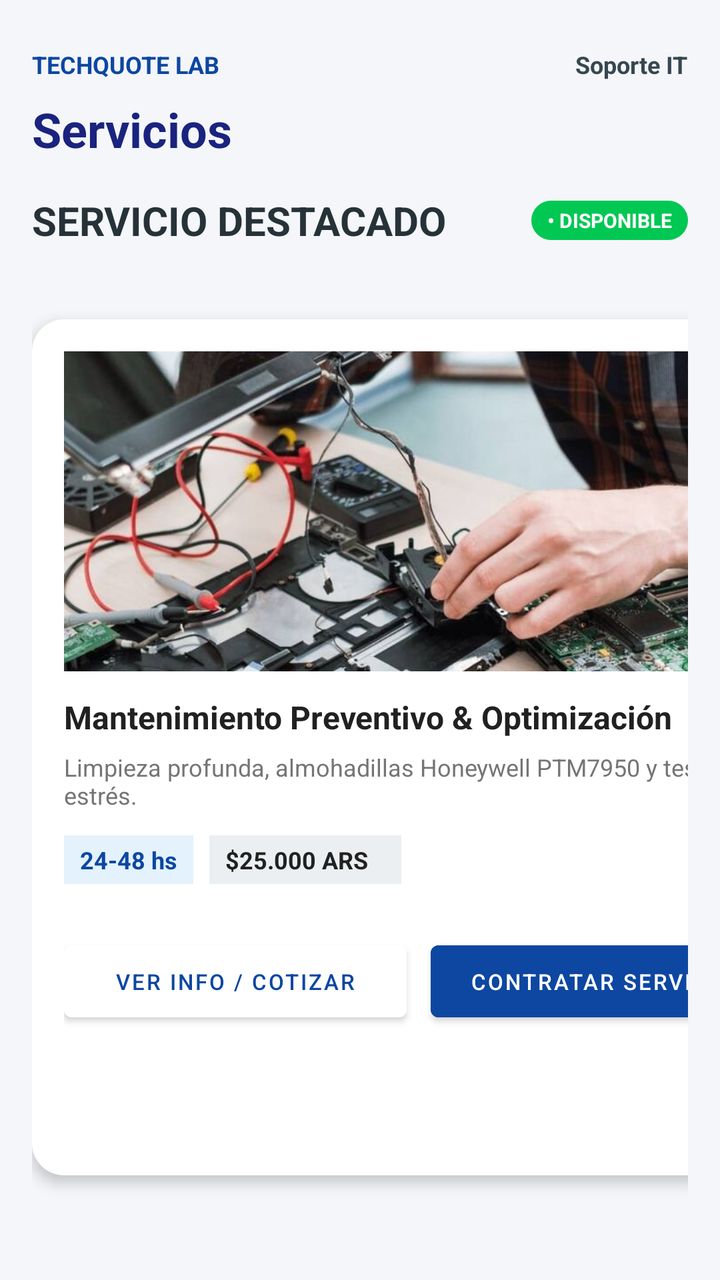
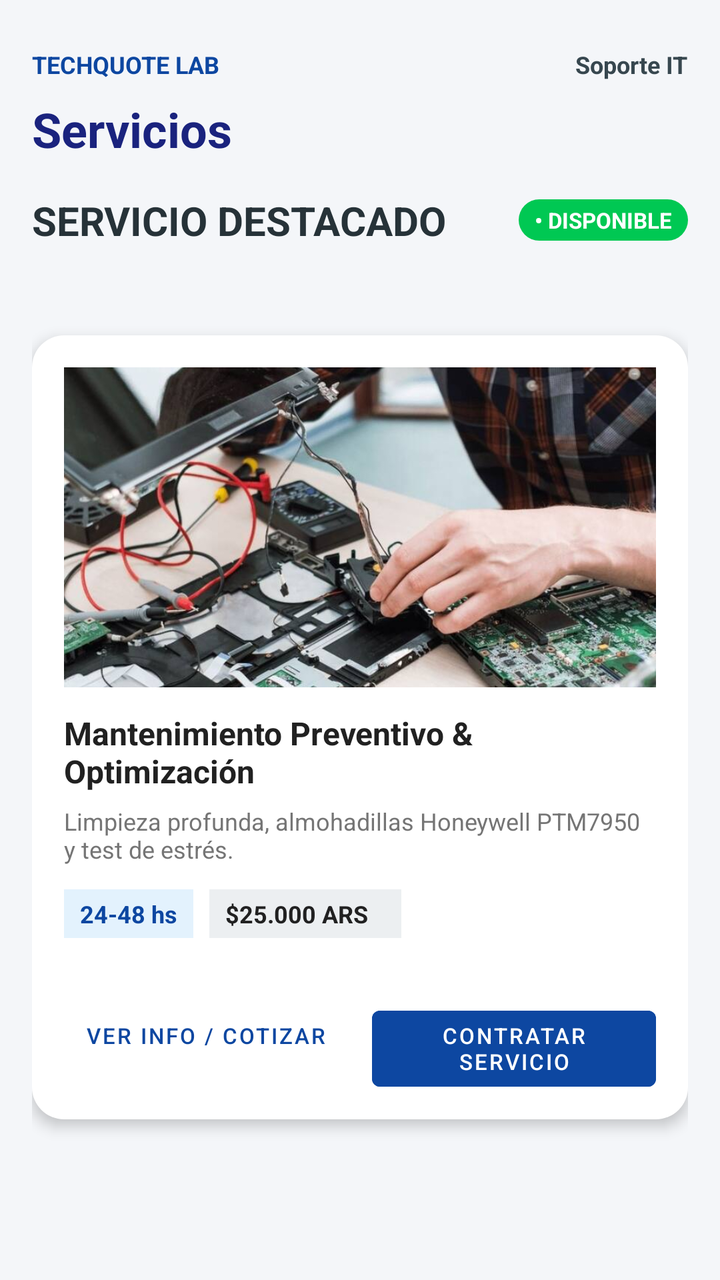

Two renders of the same Android screen: before a commit and after it. Below are the layout's source before the change and the commit's diff.
<!-- AndroidManifest.xml: application theme Theme.TechQuote -->
<!-- res/layout/activity_main.xml -->
<?xml version="1.0" encoding="utf-8"?>
<androidx.constraintlayout.widget.ConstraintLayout
    xmlns:android="http://schemas.android.com/apk/res/android"
    xmlns:app="http://schemas.android.com/apk/res-auto"
    android:id="@+id/mainLayout"
    android:layout_width="match_parent"
    android:layout_height="match_parent"
    android:background="#F4F6F9"
    android:paddingStart="16dp"
    android:paddingEnd="16dp"
    android:paddingTop="24dp">


    <LinearLayout
        android:id="@+id/layoutHeader"
        android:layout_width="match_parent"
        android:layout_height="wrap_content"
        android:orientation="horizontal"
        app:layout_constraintTop_toTopOf="parent"
        app:layout_constraintStart_toStartOf="parent"
        app:layout_constraintEnd_toEndOf="parent">

        <TextView
            android:layout_width="0dp"
            android:layout_height="wrap_content"
            android:layout_weight="1"
            android:text="TECHQUOTE LAB"
            android:textColor="#0D47A1"
            android:textSize="12sp"
            android:textStyle="bold" />

        <TextView
            android:layout_width="wrap_content"
            android:layout_height="wrap_content"
            android:text="Soporte IT"
            android:textColor="#37474F"
            android:textSize="12sp"
            android:textStyle="bold" />
    </LinearLayout>

    <TextView
        android:id="@+id/txtServicios"
        android:layout_width="wrap_content"
        android:layout_height="wrap_content"
        android:text="Servicios"
        android:textColor="#1A237E"
        android:textSize="24sp"
        android:textStyle="bold"
        android:layout_marginTop="8dp"
        app:layout_constraintTop_toBottomOf="@id/layoutHeader"
        app:layout_constraintStart_toStartOf="parent" />

    <LinearLayout
        android:id="@+id/layoutSubHeader"
        android:layout_width="match_parent"
        android:layout_height="wrap_content"
        android:orientation="horizontal"
        android:gravity="center_vertical"
        android:layout_marginTop="16dp"
        app:layout_constraintTop_toBottomOf="@id/txtServicios"
        app:layout_constraintStart_toStartOf="parent"
        app:layout_constraintEnd_toEndOf="parent">

        <TextView
            android:layout_width="271dp"
            android:layout_height="wrap_content"
            android:layout_weight="1"
            android:text="SERVICIO DESTACADO"
            android:textColor="#263238"
            android:textSize="20sp"
            android:textStyle="bold" />

        <TextView
            android:layout_width="wrap_content"
            android:layout_height="wrap_content"
            android:text="• DISPONIBLE"
            android:textColor="#FFFFFF"
            android:textSize="10sp"
            android:textStyle="bold"
            android:background="@drawable/bg_badge_disponible"
            android:paddingStart="8dp"
            android:paddingEnd="8dp"
            android:paddingTop="3dp"
            android:paddingBottom="3dp" />
    </LinearLayout>

    <LinearLayout
        android:id="@+id/layoutServicio"
        android:layout_width="387dp"
        android:layout_height="428dp"
        android:layout_marginTop="36dp"
        android:background="@drawable/bg_card"
        android:elevation="4dp"
        android:orientation="vertical"
        android:padding="16dp"
        app:layout_constraintEnd_toEndOf="parent"
        app:layout_constraintHorizontal_bias="0.0"
        app:layout_constraintStart_toStartOf="parent"
        app:layout_constraintTop_toBottomOf="@id/layoutSubHeader">

        
        <ImageView
            android:id="@+id/imgServicio"
            android:layout_width="match_parent"
            android:layout_height="160dp"
            android:scaleType="centerCrop"
            android:src="@drawable/img_servicio" />

        
        <TextView
            android:id="@+id/txtTitulo"
            android:layout_width="match_parent"
            android:layout_height="wrap_content"
            android:layout_marginTop="12dp"
            android:text="@string/service_title"
            android:textColor="#212121"
            android:textSize="16sp"
            android:textStyle="bold" />

        
        <TextView
            android:id="@+id/txtDesc"
            android:layout_width="match_parent"
            android:layout_height="wrap_content"
            android:layout_marginTop="6dp"
            android:text="@string/service_desc"
            android:textColor="#757575"
            android:textSize="12sp" />

        <LinearLayout
            android:layout_width="match_parent"
            android:layout_height="33dp"
            android:layout_marginTop="12dp"
            android:orientation="horizontal">

            <TextView
                android:layout_width="wrap_content"
                android:layout_height="wrap_content"
                android:background="#E3F2FD"
                android:paddingStart="8dp"
                android:paddingTop="4dp"
                android:paddingEnd="8dp"
                android:paddingBottom="4dp"
                android:text="@string/service_time"
                android:textColor="#0D47A1"
                android:textSize="12sp"
                android:textStyle="bold" />

            <TextView
                android:layout_width="96dp"
                android:layout_height="wrap_content"
                android:layout_marginStart="8dp"
                android:background="#ECEFF1"
                android:paddingStart="8dp"
                android:paddingTop="4dp"
                android:paddingEnd="8dp"
                android:paddingBottom="4dp"
                android:text="@string/service_price"
                android:textColor="#212121"
                android:textSize="12sp"
                android:textStyle="bold" />
        </LinearLayout>

        <LinearLayout
            android:layout_width="match_parent"
            android:layout_height="wrap_content"
            android:layout_marginTop="16dp"
            android:orientation="horizontal">

            <Button
                android:id="@+id/btnInfo"
                android:layout_width="0dp"
                android:layout_height="48dp"
                android:layout_marginEnd="6dp"
                android:layout_weight="1"
                android:backgroundTint="#FFFFFF"
                android:text="@string/btn_info"
                android:textColor="#0D47A1"
                android:textSize="11sp" />

            <Button
                android:id="@+id/btnContratar"
                android:layout_width="0dp"
                android:layout_height="48dp"
                android:layout_marginStart="6dp"
                android:layout_weight="1"
                android:backgroundTint="#0D47A1"
                android:text="@string/btn_contratar"
                android:textColor="#FFFFFF"
                android:textSize="11sp" />
        </LinearLayout>
    </LinearLayout>

    <LinearLayout
        android:id="@+id/contenedorDinamico"
        android:layout_width="match_parent"
        android:layout_height="wrap_content"
        android:layout_marginTop="72dp"
        android:orientation="vertical"
        app:layout_constraintEnd_toEndOf="parent"
        app:layout_constraintHorizontal_bias="0.0"
        app:layout_constraintStart_toStartOf="parent"
        app:layout_constraintTop_toBottomOf="@id/layoutServicio" />

</androidx.constraintlayout.widget.ConstraintLayout>
<!-- resources referenced by this layout -->
<resources>
  <!-- drawable bg_badge_disponible (drawable) -->
  <?xml version="1.0" encoding="utf-8"?>
  <shape xmlns:android="http://schemas.android.com/apk/res/android">
      <solid android:color="#00C853"/>
      <corners android:radius="12dp"/>
  </shape>
  <!-- drawable bg_card (drawable) -->
  <?xml version="1.0" encoding="utf-8"?>
  <shape xmlns:android="http://schemas.android.com/apk/res/android">
      <solid android:color="@color/colorWhite"/>
      <corners android:radius="16dp"/>
  </shape>
  <!-- drawable img_servicio: jpg bitmap (drawable, 56680 bytes) -->
  <string name="btn_contratar">Contratar Servicio</string>
  <string name="btn_info">Ver Info / Cotizar</string>
  <string name="service_desc">Limpieza profunda, almohadillas Honeywell PTM7950 y test de estrés.</string>
  <string name="service_price">$25.000 ARS</string>
  <string name="service_time">24-48 hs</string>
  <string name="service_title">Mantenimiento Preventivo &amp; Optimización</string>
  <style name="Theme.TechQuote" parent="Theme.MaterialComponents.DayNight.DarkActionBar">
          
          <item name="colorPrimary">@color/purple_500</item>
          <item name="colorPrimaryVariant">@color/purple_700</item>
          <item name="colorOnPrimary">@color/white</item>
          
          <item name="colorSecondary">@color/teal_200</item>
          <item name="colorSecondaryVariant">@color/teal_700</item>
          <item name="colorOnSecondary">@color/black</item>
          
          <item name="android:statusBarColor">?attr/colorPrimaryVariant</item>
          
      </style>
  <color name="colorWhite">#FFFFFF</color>
</resources>

<!-- the commit's change to res/layout/activity_main.xml (unified diff, before → after) -->
@@ -10,7 +10,6 @@
     android:paddingEnd="16dp"
     android:paddingTop="24dp">
 
-
     <LinearLayout
         android:id="@+id/layoutHeader"
         android:layout_width="match_parent"
@@ -24,7 +23,7 @@
             android:layout_width="0dp"
             android:layout_height="wrap_content"
             android:layout_weight="1"
-            android:text="TECHQUOTE LAB"
+            android:text="@string/techquote_lab"
             android:textColor="#0D47A1"
             android:textSize="12sp"
             android:textStyle="bold" />
@@ -32,7 +31,7 @@
         <TextView
             android:layout_width="wrap_content"
             android:layout_height="wrap_content"
-            android:text="Soporte IT"
+            android:text="@string/soporte_it"
             android:textColor="#37474F"
             android:textSize="12sp"
             android:textStyle="bold" />
@@ -42,7 +41,7 @@
         android:id="@+id/txtServicios"
         android:layout_width="wrap_content"
         android:layout_height="wrap_content"
-        android:text="Servicios"
+        android:text="@string/servicios"
         android:textColor="#1A237E"
         android:textSize="24sp"
         android:textStyle="bold"
@@ -62,10 +61,10 @@
         app:layout_constraintEnd_toEndOf="parent">
 
         <TextView
-            android:layout_width="271dp"
+            android:layout_width="0dp"
             android:layout_height="wrap_content"
             android:layout_weight="1"
-            android:text="SERVICIO DESTACADO"
+            android:text="@string/servicio_destacado"
             android:textColor="#263238"
             android:textSize="20sp"
             android:textStyle="bold" />
@@ -73,9 +72,9 @@
         <TextView
             android:layout_width="wrap_content"
             android:layout_height="wrap_content"
-            android:text="• DISPONIBLE"
+            android:text="@string/disponible"
             android:textColor="#FFFFFF"
-            android:textSize="10sp"
+            android:textSize="11sp"
             android:textStyle="bold"
             android:background="@drawable/bg_badge_disponible"
             android:paddingStart="8dp"
@@ -86,15 +85,14 @@
 
     <LinearLayout
         android:id="@+id/layoutServicio"
-        android:layout_width="387dp"
-        android:layout_height="428dp"
-        android:layout_marginTop="36dp"
+        android:layout_width="match_parent"
+        android:layout_height="wrap_content"
+        android:layout_marginTop="44dp"
         android:background="@drawable/bg_card"
         android:elevation="4dp"
         android:orientation="vertical"
         android:padding="16dp"
         app:layout_constraintEnd_toEndOf="parent"
-        app:layout_constraintHorizontal_bias="0.0"
         app:layout_constraintStart_toStartOf="parent"
         app:layout_constraintTop_toBottomOf="@id/layoutSubHeader">
 
@@ -104,6 +102,7 @@
             android:layout_width="match_parent"
             android:layout_height="160dp"
             android:scaleType="centerCrop"
+            android:contentDescription="@string/desc_imagen_servicio"
             android:src="@drawable/img_servicio" />
 
         
@@ -165,10 +164,12 @@
             android:layout_width="match_parent"
             android:layout_height="wrap_content"
             android:layout_marginTop="16dp"
-            android:orientation="horizontal">
+            android:orientation="horizontal"
+            style="?android:attr/buttonBarStyle">
 
             <Button
                 android:id="@+id/btnInfo"
+                style="?android:attr/buttonBarButtonStyle"
                 android:layout_width="0dp"
                 android:layout_height="48dp"
                 android:layout_marginEnd="6dp"
@@ -180,8 +181,9 @@
 
             <Button
                 android:id="@+id/btnContratar"
+                style="?android:attr/buttonBarButtonStyle"
                 android:layout_width="0dp"
-                android:layout_height="48dp"
+                android:layout_height="50dp"
                 android:layout_marginStart="6dp"
                 android:layout_weight="1"
                 android:backgroundTint="#0D47A1"
<!-- resource entries referenced after the edit -->
@@ -15,10 +15,16 @@
   <!-- drawable img_servicio: jpg bitmap (drawable, 56680 bytes) -->
   <string name="btn_contratar">Contratar Servicio</string>
   <string name="btn_info">Ver Info / Cotizar</string>
+  <string name="desc_imagen_servicio">Imagen representativa del servicio</string>
+  <string name="disponible">• DISPONIBLE</string>
   <string name="service_desc">Limpieza profunda, almohadillas Honeywell PTM7950 y test de estrés.</string>
   <string name="service_price">$25.000 ARS</string>
   <string name="service_time">24-48 hs</string>
   <string name="service_title">Mantenimiento Preventivo &amp; Optimización</string>
+  <string name="servicio_destacado">SERVICIO DESTACADO</string>
+  <string name="servicios">Servicios</string>
+  <string name="soporte_it">Soporte IT</string>
+  <string name="techquote_lab">TECHQUOTE LAB</string>
   <style name="Theme.TechQuote" parent="Theme.MaterialComponents.DayNight.DarkActionBar">
           
           <item name="colorPrimary">@color/purple_500</item>
@@ -33,5 +39,11 @@
           
       </style>
   <color name="colorWhite">#FFFFFF</color>
+  <color name="purple_500">#FF6200EE</color>
+  <color name="purple_700">#FF3700B3</color>
+  <color name="white">#FFFFFFFF</color>
+  <color name="teal_200">#FF03DAC5</color>
+  <color name="teal_700">#FF018786</color>
+  <color name="black">#FF000000</color>
 </resources>
 
